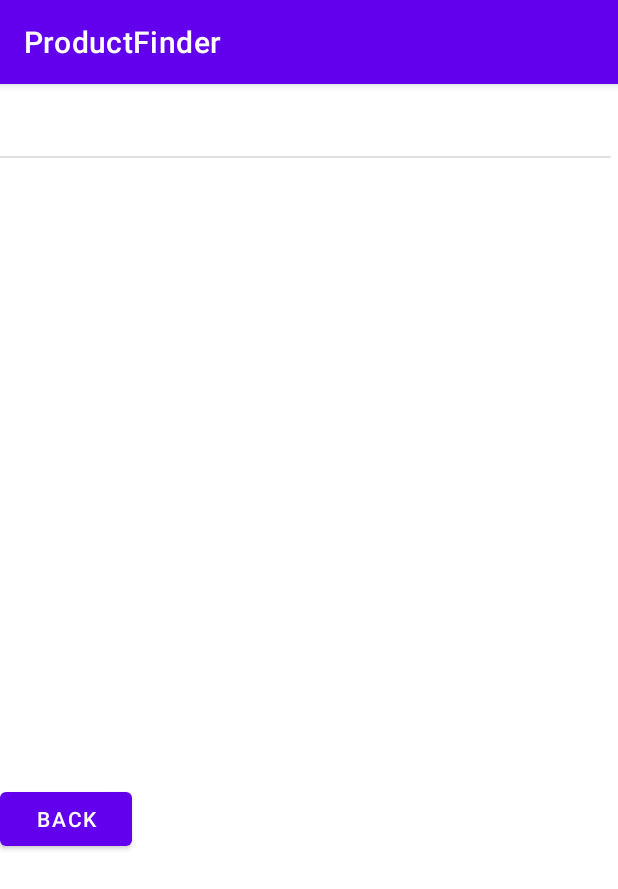
After one commit to EthanDeGuzman/ProductFinder, an Android app: the SearchHistory screen opened directly, with no data from a screen before it, on a phone screen of 412 x 824 dp. The commit adds this screen. Shown: the top 889 px of the screen. Run offline under Robolectric (Android 15) with nearby library versions, the phone set to English and light mode, and no system bars; network calls fail.

Commit message:
Search History was implemented

```diff
--- a/app/src/main/AndroidManifest.xml
+++ b/app/src/main/AndroidManifest.xml
@@ -14,6 +14,9 @@
         android:supportsRtl="true"
         android:theme="@style/Theme.ProductFinder">
         <activity
+            android:name=".SearchHistory"
+            android:exported="false" />
+        <activity
             android:name=".Results"
             android:exported="false" />
         <activity
@@ -21,7 +24,7 @@
             android:exported="true" />
         <activity
             android:name=".ImageScanner"
-            android:exported="true"/>
+            android:exported="true" />
 
         <meta-data
             android:name="com.google.android.gms.vision.DEPENDENCIES"
--- /dev/null
+++ b/app/src/main/java/edu/edeguzman/productfinder/SQLiteSearchDB.java
@@ -0,0 +1,41 @@
+package edu.edeguzman.productfinder;
+
+import android.content.Context;
+import android.database.sqlite.SQLiteDatabase;
+import android.database.sqlite.SQLiteOpenHelper;
+import android.util.Log;
+
+
+public class SQLiteSearchDB extends SQLiteOpenHelper {
+
+    public static final String TABLE_SEARCHES = "searches";
+    public static final String COLUMN_ID = "_id";
+    public static final String COLUMN_SEARCH_TERM = "searchTerm";
+
+    private static final String DATABASE_NAME = "searches.db";
+    private static final int DATABASE_VERSION = 1;
+
+    private static final String DATABASE_CREATE = "create table "
+            + TABLE_SEARCHES + "(" + COLUMN_ID
+            + " integer primary key autoincrement, " + COLUMN_SEARCH_TERM
+            + " text not null);";
+
+    public SQLiteSearchDB(Context context) {
+        super(context, DATABASE_NAME, null, DATABASE_VERSION);
+    }
+
+    @Override
+    public void onCreate(SQLiteDatabase database) {
+        database.execSQL(DATABASE_CREATE);
+    }
+    @Override
+    public void onUpgrade(SQLiteDatabase db, int oldVersion, int newVersion) {
+        Log.w(SQLiteSearchDB.class.getName(),
+                "Upgrading database from version " + oldVersion + " to "
+                        + newVersion + ", which will destroy all old data");
+        db.execSQL("DROP TABLE IF EXISTS " + TABLE_SEARCHES);
+        onCreate(db);
+    }
+
+
+}
--- /dev/null
+++ b/app/src/main/java/edu/edeguzman/productfinder/SearchHistory.java
@@ -0,0 +1,86 @@
+package edu.edeguzman.productfinder;
+
+import androidx.appcompat.app.AlertDialog;
+import androidx.appcompat.app.AppCompatActivity;
+
+import android.content.DialogInterface;
+import android.os.Bundle;
+import java.util.List;
+
+import android.view.View;
+import android.widget.AdapterView;
+import android.widget.ArrayAdapter;
+import android.widget.ListView;
+
+
+public class SearchHistory extends AppCompatActivity {
+
+    private SearchesDataSource datasource;
+    public ListView list;
+
+    @Override
+    public void onCreate(Bundle savedInstanceState) {
+        super.onCreate(savedInstanceState);
+        setContentView(R.layout.activity_search_history);
+        list = (ListView) findViewById(R.id.lv);
+
+        datasource = new SearchesDataSource(this);
+        datasource.open();
+
+        List<Searches> values = datasource.getAllSearches();
+
+        // use the SimpleCursorAdapter to show the
+        // elements in a ListView
+        ArrayAdapter<Searches> adapter = new ArrayAdapter<Searches>(this,
+                android.R.layout.simple_list_item_1, values);
+
+
+        list.setAdapter(adapter);
+        list.setOnItemClickListener(new AdapterView.OnItemClickListener() {
+            @Override
+            public void onItemClick(AdapterView<?> parent, View view, int position, long id) {
+
+                new AlertDialog.Builder(SearchHistory.this)
+                        .setTitle("Delete entry")
+                        .setMessage("Are you sure you want to delete this entry?")
+
+                        // Specifying a listener allows you to take an action before dismissing the dialog.
+                        // The dialog is automatically dismissed when a dialog button is clicked.
+                        .setPositiveButton(android.R.string.yes, new DialogInterface.OnClickListener() {
+                            public void onClick(DialogInterface dialog, int which) {
+                                datasource.deleteSearchTerm(values.get(position));
+                                values.remove(position);
+                                adapter.notifyDataSetChanged();
+                            }
+                        })
+
+                        // A null listener allows the button to dismiss the dialog and take no further action.
+                        .setNegativeButton(android.R.string.no, null)
+                        .setIcon(android.R.drawable.ic_dialog_alert)
+                        .show();
+
+            }
+        });
+
+
+    }
+
+    public void goBack(){
+        finish();
+    }
+
+
+    @Override
+    protected void onResume() {
+        datasource.open();
+        super.onResume();
+    }
+
+    @Override
+    protected void onPause() {
+        datasource.close();
+        super.onPause();
+    }
+
+
+}
--- /dev/null
+++ b/app/src/main/java/edu/edeguzman/productfinder/Searches.java
@@ -0,0 +1,29 @@
+package edu.edeguzman.productfinder;
+
+public class Searches {
+    private long id;
+    private String search_term;
+
+    public long getId() {
+        return id;
+    }
+
+    public void setId(long id) {
+        this.id = id;
+    }
+
+    public String getSearchTerm() {
+        return search_term;
+    }
+
+    public void setSearchTerm(String search_term) {
+        this.search_term = search_term;
+    }
+
+    // Will be used by the ArrayAdapter in the ListView
+    @Override
+    public String toString() {
+        return search_term;
+    }
+
+}
--- /dev/null
+++ b/app/src/main/java/edu/edeguzman/productfinder/SearchesDataSource.java
@@ -0,0 +1,80 @@
+package edu.edeguzman.productfinder;
+
+import java.util.ArrayList;
+import java.util.List;
+
+import android.content.ContentValues;
+import android.content.Context;
+import android.database.Cursor;
+import android.database.SQLException;
+import android.database.sqlite.SQLiteDatabase;
+
+
+
+public class SearchesDataSource {
+
+
+    private SQLiteDatabase database;
+    private SQLiteSearchDB dbHelper;
+    private String[] allColumns = { SQLiteSearchDB.COLUMN_ID,
+            SQLiteSearchDB.COLUMN_SEARCH_TERM };
+
+    public SearchesDataSource(Context context) {
+        dbHelper = new SQLiteSearchDB(context);
+    }
+
+    public void open() throws SQLException {
+        database = dbHelper.getWritableDatabase();
+    }
+
+    public void close() {
+        dbHelper.close();
+    }
+
+    public Searches createSearch_Term(String search_term) {
+        ContentValues values = new ContentValues();
+        values.put(SQLiteSearchDB.COLUMN_SEARCH_TERM, search_term);
+        long insertId = database.insert(SQLiteSearchDB.TABLE_SEARCHES, null,
+                values);
+        Cursor cursor = database.query(SQLiteSearchDB.TABLE_SEARCHES,
+                allColumns, SQLiteSearchDB.COLUMN_ID + " = " + insertId, null,
+                null, null, null);
+        cursor.moveToFirst();
+        Searches newSearchTerm = cursorToSearch(cursor);
+        cursor.close();
+        return newSearchTerm;
+    }
+
+    public void deleteSearchTerm(Searches search_term) {
+        long id = search_term.getId();
+        System.out.println("Search Term deleted with id: " + id);
+        database.delete(SQLiteSearchDB.TABLE_SEARCHES, SQLiteSearchDB.COLUMN_ID
+                + " = " + id, null);
+    }
+
+    public List<Searches> getAllSearches() {
+        List<Searches> search_terms = new ArrayList<Searches>();
+
+        Cursor cursor = database.query(SQLiteSearchDB.TABLE_SEARCHES,
+                allColumns, null, null, null, null, null);
+
+        cursor.moveToFirst();
+        while (!cursor.isAfterLast()) {
+            Searches comment = cursorToSearch(cursor);
+            search_terms.add(comment);
+            cursor.moveToNext();
+        }
+        // make sure to close the cursor
+        cursor.close();
+        return search_terms;
+    }
+
+    private Searches cursorToSearch(Cursor cursor) {
+        Searches search_term = new Searches();
+        search_term.setId(cursor.getLong(0));
+        search_term.setSearchTerm(cursor.getString(1));
+        return search_term;
+    }
+
+
+}
--- a/app/src/main/res/layout/activity_main.xml
+++ b/app/src/main/res/layout/activity_main.xml
@@ -43,11 +43,12 @@
         app:layout_constraintTop_toTopOf="@+id/toolbar" />
 
     <Button
-        android:id="@+id/button5"
+        android:id="@+id/RecentSearchesbtn"
         android:layout_width="wrap_content"
         android:layout_height="0dp"
         android:layout_marginTop="10dp"
         android:layout_marginBottom="10dp"
+        android:onClick="CallRecentSearches"
         android:text="Recent Searches"
         app:layout_constraintBottom_toBottomOf="@+id/toolbar"
         app:layout_constraintEnd_toEndOf="@+id/toolbar"
--- /dev/null
+++ b/app/src/main/res/layout/activity_search_history.xml
@@ -0,0 +1,31 @@
+<?xml version="1.0" encoding="utf-8"?>
+
+
+
+
+
+<LinearLayout xmlns:android="http://schemas.android.com/apk/res/android"
+    android:layout_width="match_parent"
+    android:layout_height="match_parent"
+    android:orientation="vertical">
+
+    <LinearLayout
+        android:id="@+id/group"
+        android:layout_width="wrap_content"
+        android:layout_height="wrap_content"
+        android:orientation="horizontal" />
+
+
+    <ListView
+        android:id="@+id/lv"
+        android:layout_width="407dp"
+        android:layout_height="466dp" />
+
+    <Button
+        android:id="@+id/button9"
+        android:layout_width="wrap_content"
+        android:layout_height="wrap_content"
+        android:onClick="goBack"
+        android:text="Back" />
+
+</LinearLayout>
```
Also changed, not shown: app/src/main/java/edu/edeguzman/productfinder/BarcodeScanner.java (+17 -6 lines), app/src/main/java/edu/edeguzman/productfinder/MainActivity.java (+19 -5 lines), app/src/main/java/edu/edeguzman/productfinder/Results.java (+27 -47 lines).
